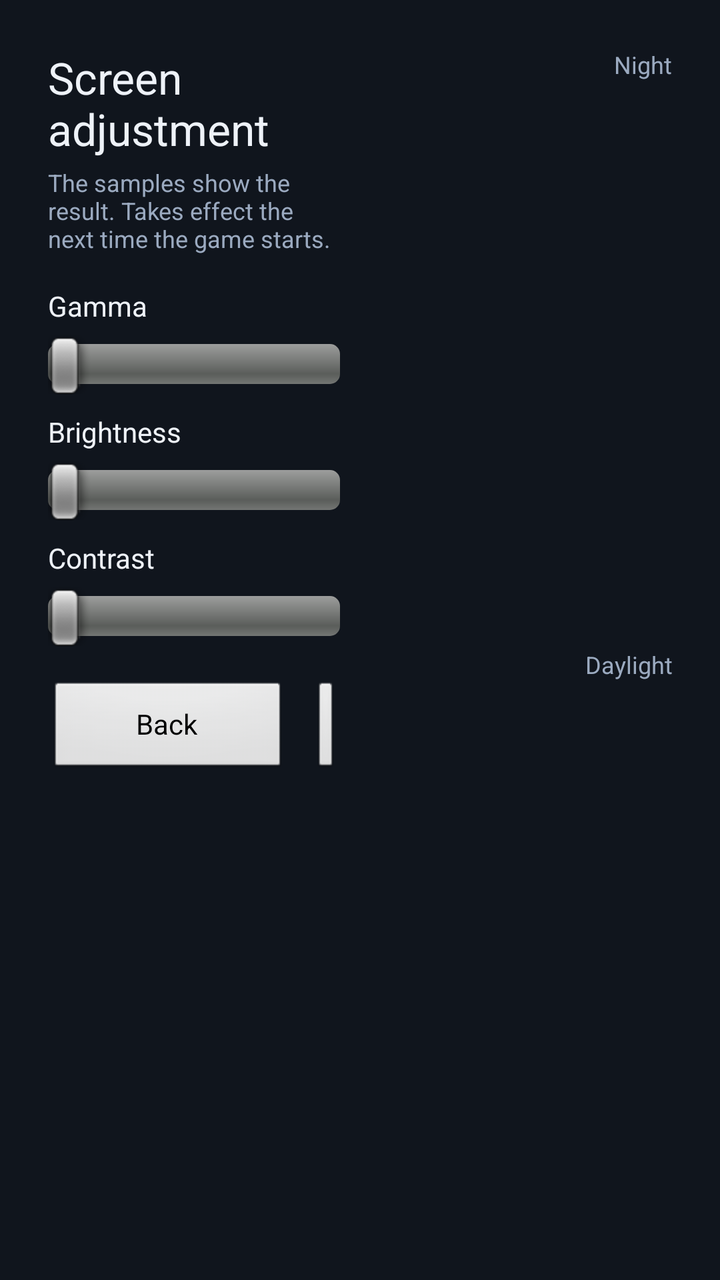
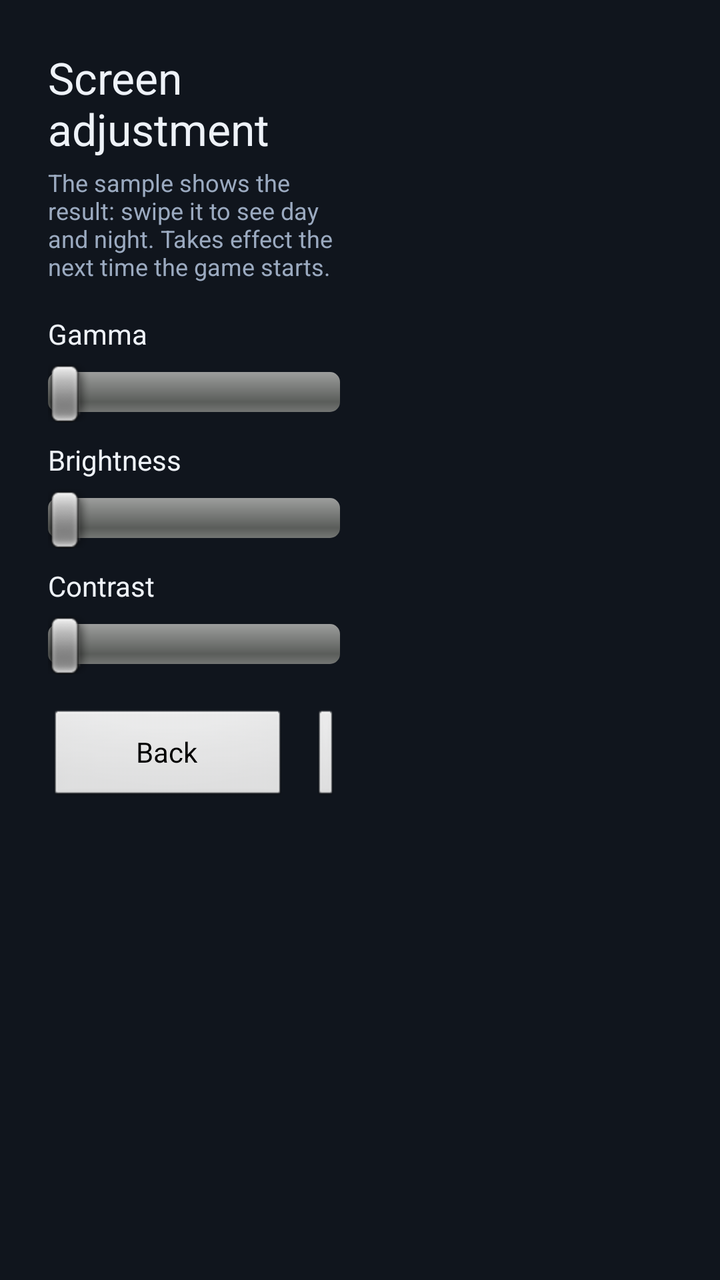

Compare the two renders of this Android layout. The source of the first and the diff that turns it into the second are given below.
<!-- AndroidManifest.xml: application theme AppTheme -->
<!-- res/layout/activity_screen_adjustment.xml -->
<?xml version="1.0" encoding="utf-8"?>
<LinearLayout xmlns:android="http://schemas.android.com/apk/res/android"
    android:layout_width="match_parent"
    android:layout_height="match_parent"
    android:background="@color/ui_background"
    android:orientation="horizontal"
    android:padding="24dp">

    <ScrollView
        android:layout_width="0dp"
        android:layout_height="match_parent"
        android:layout_weight="1"
        android:fillViewport="true">
        <LinearLayout
            android:layout_width="match_parent"
            android:layout_height="wrap_content"
            android:orientation="vertical">

            <TextView
                android:layout_width="match_parent"
                android:layout_height="wrap_content"
                android:text="@string/screen_adjustment"
                android:textColor="@color/ui_text"
                android:textSize="22sp" />

            <TextView
                android:layout_width="match_parent"
                android:layout_height="wrap_content"
                android:layout_marginTop="4dp"
                android:text="@string/adjust_hint"
                android:textColor="@color/ui_muted"
                android:textSize="12sp" />

            <LinearLayout
                android:layout_width="match_parent"
                android:layout_height="wrap_content"
                android:layout_marginTop="16dp"
                android:orientation="horizontal">
                <TextView
                    android:layout_width="0dp"
                    android:layout_height="wrap_content"
                    android:layout_weight="1"
                    android:text="@string/gamma_label"
                    android:textColor="@color/ui_text" />
                <TextView
                    android:id="@+id/gamma_value"
                    android:layout_width="wrap_content"
                    android:layout_height="wrap_content"
                    android:textColor="@color/ui_accent" />
            </LinearLayout>
            <SeekBar
                android:id="@+id/gamma_seek"
                android:layout_width="match_parent"
                android:layout_height="40dp" />

            <LinearLayout
                android:layout_width="match_parent"
                android:layout_height="wrap_content"
                android:layout_marginTop="4dp"
                android:orientation="horizontal">
                <TextView
                    android:layout_width="0dp"
                    android:layout_height="wrap_content"
                    android:layout_weight="1"
                    android:text="@string/brightness_label"
                    android:textColor="@color/ui_text" />
                <TextView
                    android:id="@+id/brightness_value"
                    android:layout_width="wrap_content"
                    android:layout_height="wrap_content"
                    android:textColor="@color/ui_accent" />
            </LinearLayout>
            <SeekBar
                android:id="@+id/brightness_seek"
                android:layout_width="match_parent"
                android:layout_height="40dp" />

            <LinearLayout
                android:layout_width="match_parent"
                android:layout_height="wrap_content"
                android:layout_marginTop="4dp"
                android:orientation="horizontal">
                <TextView
                    android:layout_width="0dp"
                    android:layout_height="wrap_content"
                    android:layout_weight="1"
                    android:text="@string/contrast_label"
                    android:textColor="@color/ui_text" />
                <TextView
                    android:id="@+id/contrast_value"
                    android:layout_width="wrap_content"
                    android:layout_height="wrap_content"
                    android:textColor="@color/ui_accent" />
            </LinearLayout>
            <SeekBar
                android:id="@+id/contrast_seek"
                android:layout_width="match_parent"
                android:layout_height="40dp" />

            
            <LinearLayout
                android:layout_width="match_parent"
                android:layout_height="48dp"
                android:layout_marginTop="12dp"
                android:orientation="horizontal">
                <Button
                    android:id="@+id/back_button"
                    android:layout_width="wrap_content"
                    android:layout_height="match_parent"
                    android:minWidth="120dp"
                    android:text="@string/back_to_launcher" />
                <Button
                    android:id="@+id/reset_adjust_button"
                    android:layout_width="wrap_content"
                    android:layout_height="match_parent"
                    android:layout_marginStart="12dp"
                    android:minWidth="120dp"
                    android:text="@string/adjust_reset" />
            </LinearLayout>
        </LinearLayout>
    </ScrollView>

    <LinearLayout
        android:layout_width="0dp"
        android:layout_height="match_parent"
        android:layout_marginStart="20dp"
        android:layout_weight="1"
        android:orientation="vertical">

        <TextView
            android:layout_width="match_parent"
            android:layout_height="wrap_content"
            android:gravity="end"
            android:text="@string/sample_dark"
            android:textColor="@color/ui_muted"
            android:textSize="12sp" />
        <ImageView
            android:id="@+id/sample_dark"
            android:layout_width="match_parent"
            android:layout_height="0dp"
            android:layout_weight="1"
            android:adjustViewBounds="true"
            android:contentDescription="@string/sample_dark"
            android:scaleType="fitEnd" />

        <TextView
            android:layout_width="match_parent"
            android:layout_height="wrap_content"
            android:layout_marginTop="8dp"
            android:gravity="end"
            android:text="@string/sample_bright"
            android:textColor="@color/ui_muted"
            android:textSize="12sp" />
        <ImageView
            android:id="@+id/sample_bright"
            android:layout_width="match_parent"
            android:layout_height="0dp"
            android:layout_weight="1"
            android:adjustViewBounds="true"
            android:contentDescription="@string/sample_bright"
            android:scaleType="fitEnd" />
    </LinearLayout>
</LinearLayout>
<!-- resources referenced by this layout -->
<resources>
  <color name="ui_accent">#F4B664</color>
  <color name="ui_background">#10151D</color>
  <color name="ui_muted">#9BAAC0</color>
  <color name="ui_text">#EEF2F8</color>
  <string name="adjust_hint">The samples show the result. Takes effect the next time the game starts.</string>
  <string name="adjust_reset">Reset</string>
  <string name="back_to_launcher">Back</string>
  <string name="brightness_label">Brightness</string>
  <string name="contrast_label">Contrast</string>
  <string name="gamma_label">Gamma</string>
  <string name="sample_bright">Daylight</string>
  <string name="sample_dark">Night</string>
  <string name="screen_adjustment">Screen adjustment</string>
  <style name="AppTheme" parent="android:Theme.NoTitleBar.Fullscreen">
          
      </style>
</resources>

<!-- the commit's change to res/layout/activity_screen_adjustment.xml (unified diff, before → after) -->
@@ -125,39 +125,44 @@
         android:layout_height="match_parent"
         android:layout_marginStart="20dp"
         android:layout_weight="1"
+        android:gravity="center"
         android:orientation="vertical">
 
         <TextView
+            android:id="@+id/sample_caption"
             android:layout_width="match_parent"
             android:layout_height="wrap_content"
-            android:gravity="end"
-            android:text="@string/sample_dark"
-            android:textColor="@color/ui_muted"
-            android:textSize="12sp" />
-        <ImageView
-            android:id="@+id/sample_dark"
+            android:gravity="center"
+            android:textColor="@color/ui_text"
+            android:textSize="15sp" />
+        <FrameLayout
             android:layout_width="match_parent"
             android:layout_height="0dp"
-            android:layout_weight="1"
-            android:adjustViewBounds="true"
-            android:contentDescription="@string/sample_dark"
-            android:scaleType="fitEnd" />
-
-        <TextView
-            android:layout_width="match_parent"
+            android:layout_marginTop="6dp"
+            android:layout_weight="1">
+            <ImageView
+                android:id="@+id/sample_image"
+                android:layout_width="match_parent"
+                android:layout_height="match_parent"
+                android:scaleType="fitCenter" />
+        </FrameLayout>
+        <LinearLayout
+            android:layout_width="wrap_content"
             android:layout_height="wrap_content"
             android:layout_marginTop="8dp"
-            android:gravity="end"
-            android:text="@string/sample_bright"
-            android:textColor="@color/ui_muted"
-            android:textSize="12sp" />
-        <ImageView
-            android:id="@+id/sample_bright"
-            android:layout_width="match_parent"
-            android:layout_height="0dp"
-            android:layout_weight="1"
-            android:adjustViewBounds="true"
-            android:contentDescription="@string/sample_bright"
-            android:scaleType="fitEnd" />
+            android:orientation="horizontal">
+            <View
+                android:id="@+id/sample_dot_day"
+                android:layout_width="10dp"
+                android:layout_height="10dp"
+                android:layout_margin="6dp"
+                android:contentDescription="@string/sample_bright" />
+            <View
+                android:id="@+id/sample_dot_night"
+                android:layout_width="10dp"
+                android:layout_height="10dp"
+                android:layout_margin="6dp"
+                android:contentDescription="@string/sample_dark" />
+        </LinearLayout>
     </LinearLayout>
 </LinearLayout>
<!-- resource entries referenced after the edit -->
@@ -4,13 +4,13 @@
   <color name="ui_background">#10151D</color>
   <color name="ui_muted">#9BAAC0</color>
   <color name="ui_text">#EEF2F8</color>
-  <string name="adjust_hint">The samples show the result. Takes effect the next time the game starts.</string>
+  <string name="adjust_hint">The sample shows the result: swipe it to see day and night. Takes effect the next time the game starts.</string>
   <string name="adjust_reset">Reset</string>
   <string name="back_to_launcher">Back</string>
   <string name="brightness_label">Brightness</string>
   <string name="contrast_label">Contrast</string>
   <string name="gamma_label">Gamma</string>
-  <string name="sample_bright">Daylight</string>
+  <string name="sample_bright">Day</string>
   <string name="sample_dark">Night</string>
   <string name="screen_adjustment">Screen adjustment</string>
   <style name="AppTheme" parent="android:Theme.NoTitleBar.Fullscreen">
